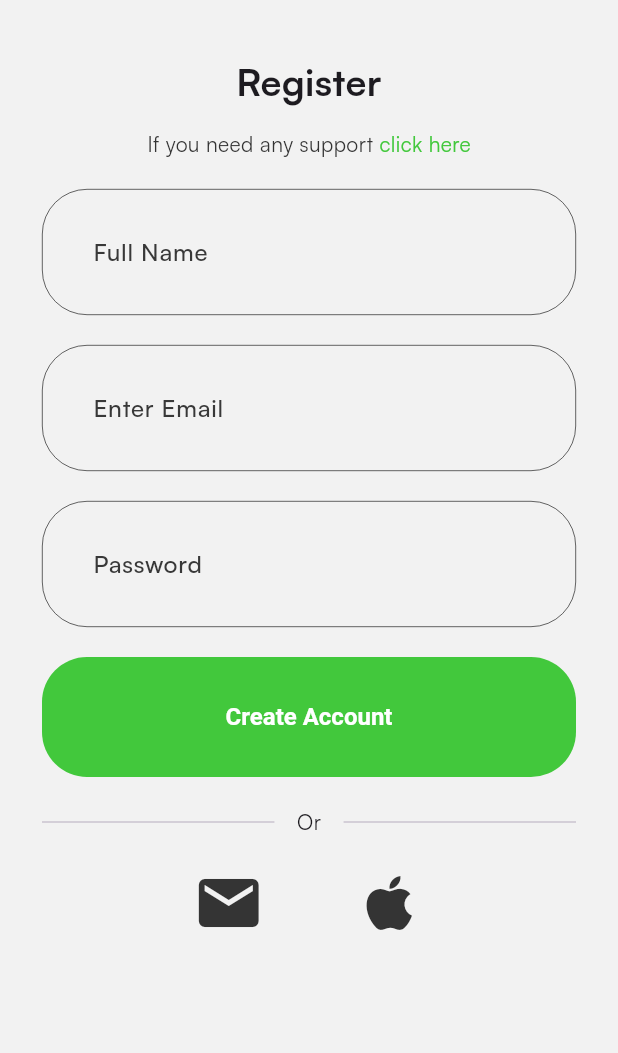
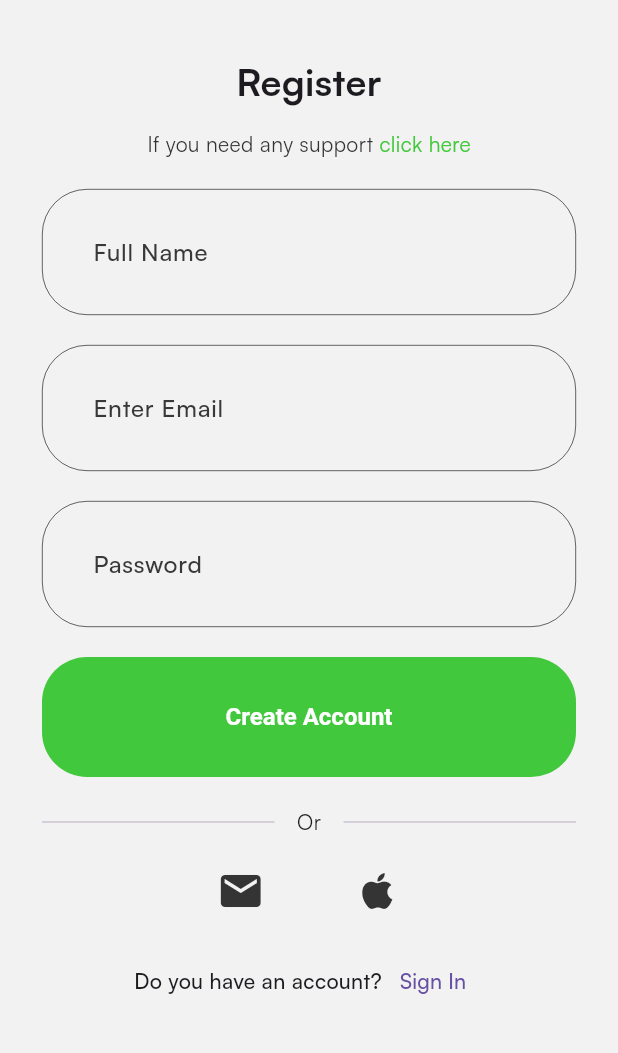
Before and after one commit to mohammedf99/Spotify_clone, a Flutter app: the SignUpPage screen opened directly, on a phone screen of 412 x 824 dp, the part 72-1125 px from its top. Run offline on Flutter 3.47's test engine with Material 3 defaults, Android fonts, the phone set to English and light mode, and no system bars; our stand-ins replace bloc, flutter_bloc, flutter_svg, hydrated_bloc.

Commit message:
fix(SignUp): fix dark mode color

```diff
--- a/lib/presentation/auth/pages/sign_up.dart
+++ b/lib/presentation/auth/pages/sign_up.dart
@@ -1,9 +1,11 @@
 import 'package:flutter/material.dart';
 import 'package:flutter_svg/svg.dart';
+import 'package:spotify/common/helpers/is_dark_mode.dart';
 import 'package:spotify/common/widgets/basic_app_bar.dart';
 import 'package:spotify/common/widgets/main_button.dart';
 import 'package:spotify/core/configs/assets/app_vectors.dart';
 import 'package:spotify/core/configs/theme/app_colors.dart';
+import 'package:spotify/presentation/auth/pages/sign_in.dart';
 
 class SignUpPage extends StatelessWidget {
   SignUpPage({super.key});
@@ -36,27 +38,30 @@ class SignUpPage extends StatelessWidget {
     );
   }
 
-  Widget _siginText(BuildContext context) {
+    Widget _siginText(BuildContext context) {
     return Row(
       mainAxisAlignment: MainAxisAlignment.center,
       children: [
         const Text(
           'Do you have an account?',
-          style: TextStyle(fontWeight: FontWeight.w500, fontSize: 14),
+          style: TextStyle(
+            fontWeight: FontWeight.w500,
+            fontSize: 14
+          ),
         ),
         TextButton(
-          onPressed: () {
+          onPressed: (){
             Navigator.pushReplacement(
               context,
               MaterialPageRoute(
-                builder: (BuildContext context) => SignInPage(),
-              ),
+                builder: (BuildContext context) => SignInPage()
+              )
             );
           },
           child: const Text(
             'Sign In',
-          ),
-        ),
+          )
+        )
       ],
     );
   }
@@ -88,14 +93,14 @@ class SignUpPage extends StatelessWidget {
               const SizedBox(
                 height: 14,
               ),
-              const Row(
+              Row(
                 mainAxisAlignment: MainAxisAlignment.center,
                 children: [
                   Text(
                     "If you need any support ",
-                    style: TextStyle(color: AppColors.darkGrey),
+                    style: TextStyle(color: context.isDarkMode ? Colors.white: AppColors.darkGrey),
                   ),
-                  Text(
+                  const Text(
                     "click here",
                     style: TextStyle(color: AppColors.primary),
                   ),
@@ -138,27 +143,26 @@ class SignUpPage extends StatelessWidget {
               const SizedBox(
                 height: 20,
               ),
-              const Row(
+              Row(
                 mainAxisAlignment: MainAxisAlignment.center,
                 children: [
                   Icon(
                     Icons.mail,
-                    color: AppColors.darkGrey,
-                    size: 48,
+                    color: context.isDarkMode ? Colors.white : AppColors.darkGrey,
+                    size: 32,
                   ),
-                  SizedBox(
+                  const SizedBox(
                     width: 59,
                   ),
                   Icon(
                     Icons.apple,
-                    color: AppColors.darkGrey,
-                    size: 48,
+                    color: context.isDarkMode ? Colors.white : AppColors.darkGrey,
+                    size: 32,
                   ),
                 ],
               ),
-              const SizedBox(
-                height: 20,
-              ),
+              const SizedBox(height: 20,),
+              _siginText(context),
             ],
           ),
         ),
```
